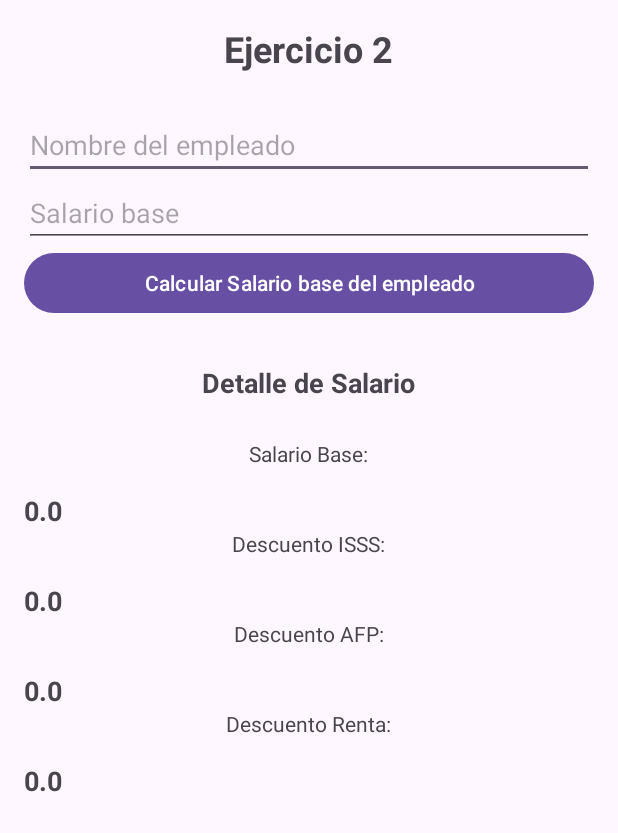
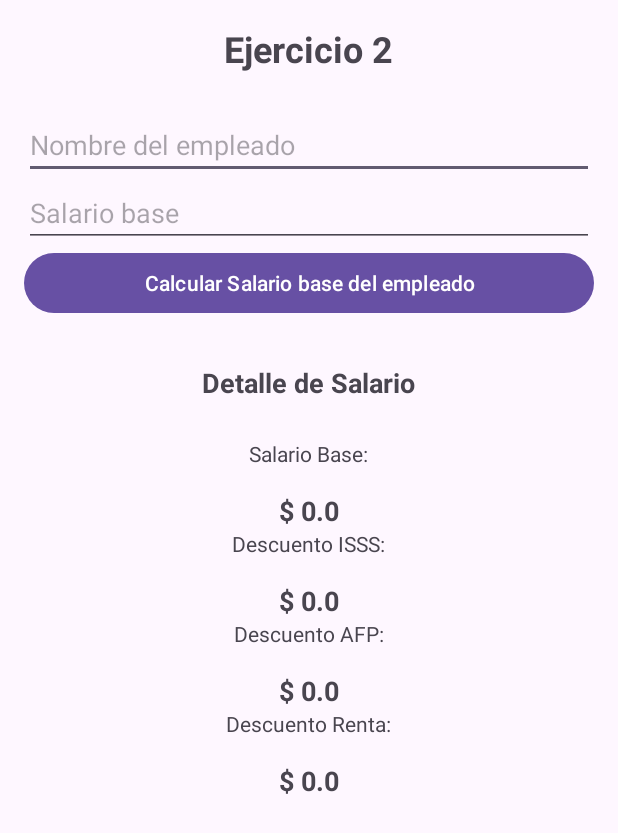
Before and after one commit to AbigaailAcuna/Desafio1DSM_AM200230_OC200384, an Android app: the EmpleadoActivity screen opened directly, with no data from a screen before it, after a tap on "Calcular Salario base del empleado", on a phone screen of 412 x 824 dp. Shown: the top 833 px of the screen. Run offline under Robolectric (Android 15) with nearby library versions, the phone set to English and light mode, and no system bars; 1 statement that could not run was skipped.

Commit message:
Modificando vista de Empleado

```diff
--- a/app/src/main/java/com/example/desafio1_am200230_oc200384/Empleado.kt
+++ b/app/src/main/java/com/example/desafio1_am200230_oc200384/Empleado.kt
@@ -14,9 +14,9 @@ class CalculadoraSalario(val nombre: EditText, val salarioBase: EditText) {
     )
 
 
-    public val porcentajeISSS = 0.03
-    public val porcentajeAFP = 0.04
-    public val porcentajeRenta = 0.05
+    private val porcentajeISSS = 0.03
+    private val porcentajeAFP = 0.04
+    private val porcentajeRenta = 0.05
 
     // Método para calcular Salario neto
     fun calcularSalarioNeto(): ResultadosCalculo {
--- a/app/src/main/java/com/example/desafio1_am200230_oc200384/EmpleadoActivity.kt
+++ b/app/src/main/java/com/example/desafio1_am200230_oc200384/EmpleadoActivity.kt
@@ -34,10 +34,10 @@ class EmpleadoActivity : AppCompatActivity() {
         Calculo.setOnClickListener {
             val calculadoraSalario = CalculadoraSalario(NombreEmpleado, SalarioBase)
             val salarioNeto = calculadoraSalario.calcularSalarioNeto()
-            SalarioBaseRespuesta.text = salarioNeto.salarioNeto.toString()
-            ISSS.text = salarioNeto.isss.toString()
-            AFP.text = salarioNeto.afp.toString()
-            Renta.text = salarioNeto.renta.toString()
+            SalarioBaseRespuesta.text = "$ " + salarioNeto.salarioNeto.toString()
+            ISSS.text = "$ " + salarioNeto.isss.toString()
+            AFP.text = "$ "+ salarioNeto.afp.toString()
+            Renta.text = "$ "+ salarioNeto.renta.toString()
         }
 
 
--- a/app/src/main/res/layout/activity_empleado.xml
+++ b/app/src/main/res/layout/activity_empleado.xml
@@ -61,7 +61,8 @@
         android:layout_height="wrap_content"
         android:textSize="18sp"
         android:textStyle="bold"
-        android:paddingTop="16dp" />
+        android:paddingTop="16dp"
+        android:gravity="center_horizontal"/>
 
     <TextView
         android:id="@+id/TxtTituloISSS"
@@ -76,7 +77,8 @@
         android:layout_height="wrap_content"
         android:textSize="18sp"
         android:textStyle="bold"
-        android:paddingTop="16dp" />
+        android:paddingTop="16dp"
+        android:gravity="center_horizontal"/>
 
     <TextView
         android:id="@+id/TxtTituloAFP"
@@ -91,7 +93,8 @@
         android:layout_height="wrap_content"
         android:textSize="18sp"
         android:textStyle="bold"
-        android:paddingTop="16dp" />
+        android:paddingTop="16dp"
+        android:gravity="center_horizontal"/>
     <TextView
         android:id="@+id/TxtTituloRenta"
         android:layout_width="wrap_content"
@@ -105,6 +108,7 @@
         android:layout_height="wrap_content"
         android:textSize="18sp"
         android:textStyle="bold"
-        android:paddingTop="16dp" />
+        android:paddingTop="16dp"
+        android:gravity="center_horizontal"/>
 
 </LinearLayout>
```
